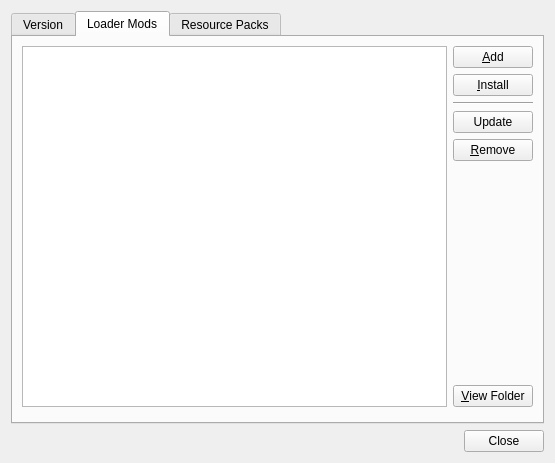
This is gui/dialogs/OneSixModEditDialog.ui in MultiMC/Launcher as Qt 5 draws it before an edit. The edited form follows.
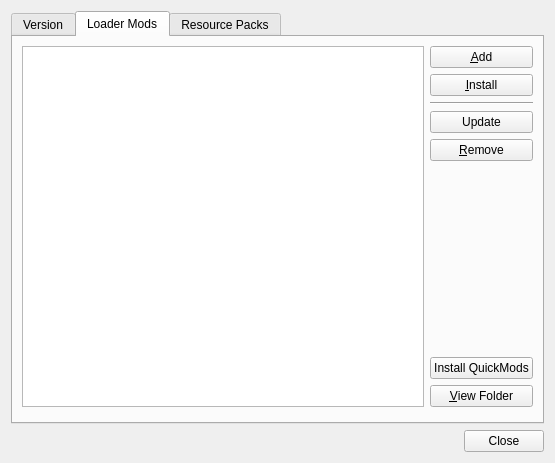
This is the edited form. Custom widgets are drawn as their Qt base class.

Commit message: Add a button to manually run QuickMod install task

```diff
--- a/gui/dialogs/OneSixModEditDialog.ui
+++ b/gui/dialogs/OneSixModEditDialog.ui
@@ -221,6 +221,13 @@
              </property>
             </spacer>
            </item>
+           <item>
+            <widget class="QPushButton" name="runQuickModInstallsBtn">
+             <property name="text">
+              <string>Install QuickMods</string>
+             </property>
+            </widget>
+           </item>
            <item>
             <widget class="QPushButton" name="viewModBtn">
              <property name="text">
```
The commit also changes 2 other files.
